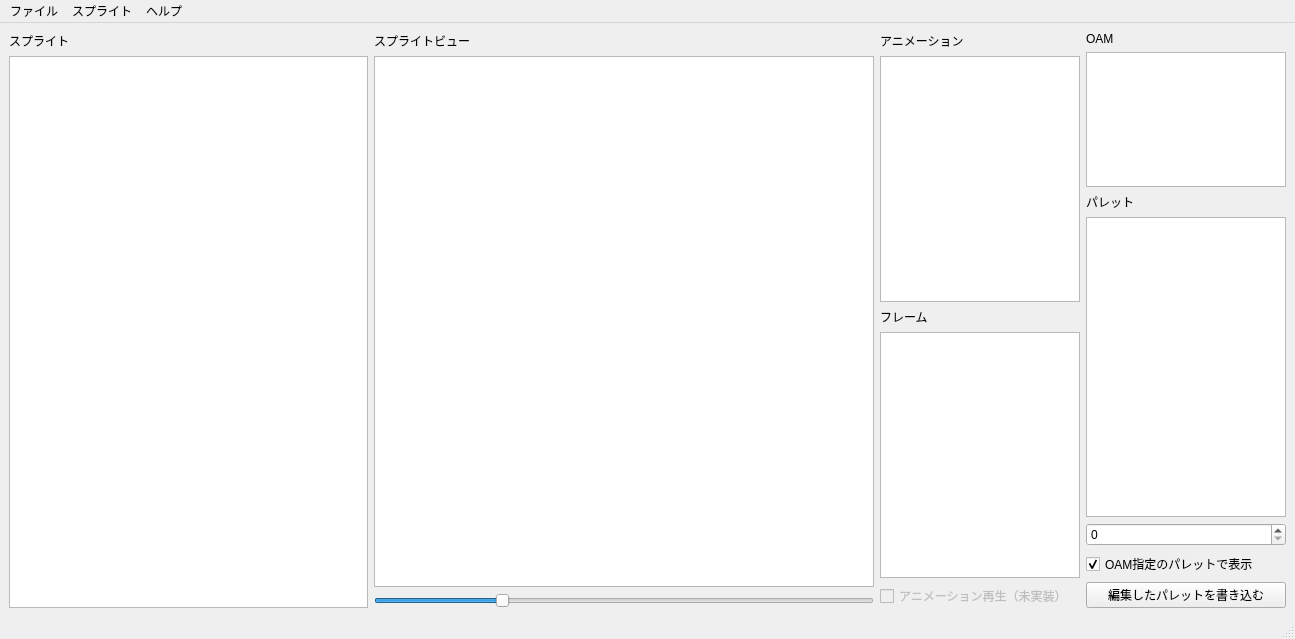
Old version of the form SpriteReader/EXESpriteReader.ui in the repository idealexe/EXE6_Tools.
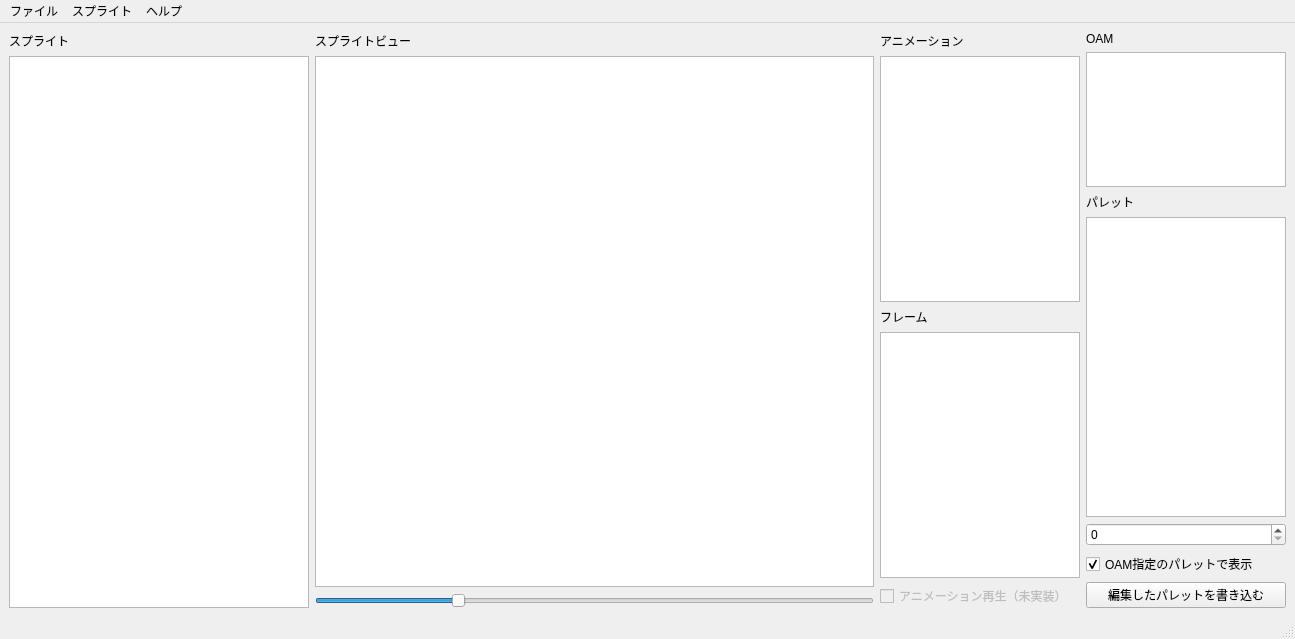
New version of the form.

```diff
--- a/SpriteReader/EXESpriteReader.ui
+++ b/SpriteReader/EXESpriteReader.ui
@@ -45,7 +45,7 @@
           </property>
           <property name="maximumSize">
            <size>
-            <width>400</width>
+            <width>300</width>
             <height>16777215</height>
            </size>
           </property>
```
